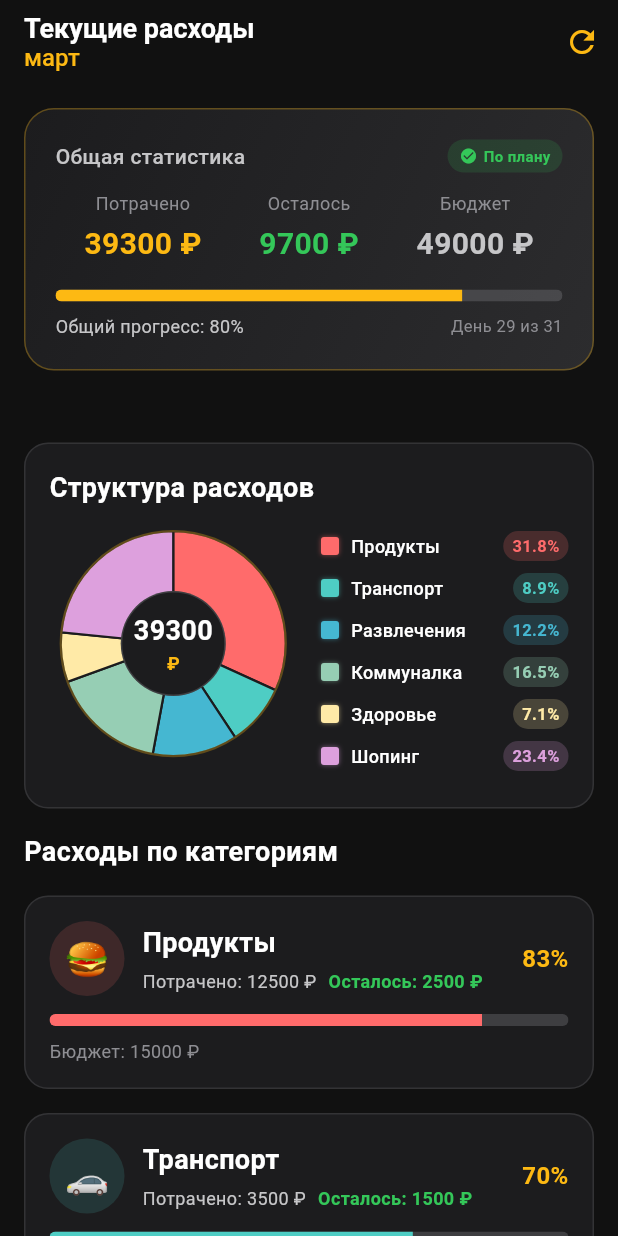
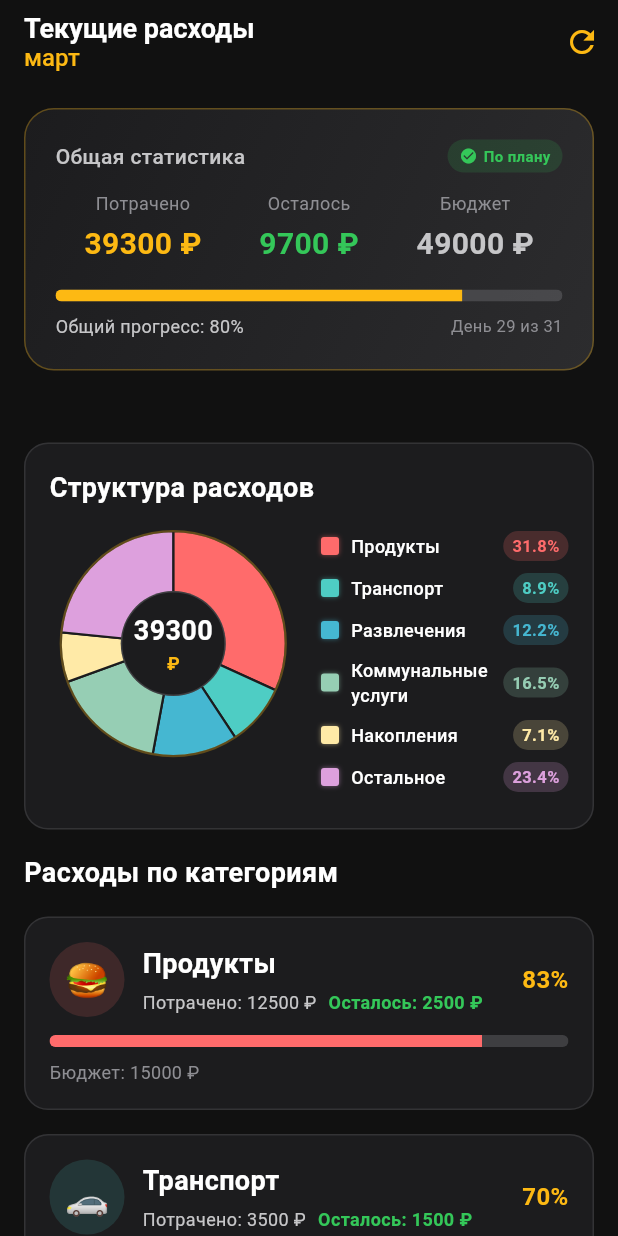
Before and after one commit to RimmaShumkova/finance_assistant, a Flutter app: the screen it shows after launch, on a phone screen of 412 x 824 dp. Run offline on Flutter 3.47's test engine with Material 3 defaults, Android fonts, the phone set to English and light mode, and no system bars.

Commit message:
fix: expenses screen

```diff
--- a/lib/screens/expenses_screen.dart
+++ b/lib/screens/expenses_screen.dart
@@ -165,9 +165,6 @@ class _ExpensesScreenState extends State<ExpensesScreen> {
   Widget _buildActionButtons() {
   return Padding(
     padding: const EdgeInsets.symmetric(horizontal: 16),
-      child: Row(
-        children: [
-          Expanded(
     child: ElevatedButton(
       onPressed: _onEditPressed,
       style: ElevatedButton.styleFrom(
@@ -197,38 +194,6 @@ class _ExpensesScreenState extends State<ExpensesScreen> {
           ),
         ],
       ),
-            ),
-          ),
-          const SizedBox(width: 12),
-          Expanded(
-            child: ElevatedButton(
-              onPressed: _onSavingsPressed,
-              style: ElevatedButton.styleFrom(
-                backgroundColor: AppTheme.yellow,
-                foregroundColor: Colors.black,
-                elevation: 0,
-                shape: RoundedRectangleBorder(
-                  borderRadius: BorderRadius.circular(12),
-                ),
-                padding: const EdgeInsets.symmetric(vertical: 14),
-              ),
-              child: Row(
-                mainAxisAlignment: MainAxisAlignment.center,
-                children: const [
-                  Icon(Icons.savings, size: 18),
-                  SizedBox(width: 8),
-                  Text(
-                    'Накопления',
-                    style: TextStyle(
-                      fontSize: 14,
-                      fontWeight: FontWeight.w600,
-                    ),
-                  ),
-                ],
-              ),
-            ),
-          ),
-        ],
     ),
   );
 }
--- a/lib/services/api_service.dart
+++ b/lib/services/api_service.dart
@@ -56,7 +56,7 @@ class ApiService {
       ),
       ExpenseCategory(
         id: '4',
-        name: 'Коммуналка',
+        name: 'Коммунальные услуги',
         icon: '💡',
         color: 0xFF96CEB4,
         spent: 6500,
@@ -65,8 +65,8 @@ class ApiService {
       ),
       ExpenseCategory(
         id: '5',
-        name: 'Здоровье',
-        icon: '💊',
+        name: 'Накопления',
+        icon: '🏦',
         color: 0xFFFFEAA7,
         spent: 2800,
         budget: 4000,
@@ -74,8 +74,8 @@ class ApiService {
       ),
       ExpenseCategory(
         id: '6',
-        name: 'Шопинг',
-        icon: '🛍️',
+        name: 'Остальное',
+        icon: '📦',
         color: 0xFFDDA0DD,
         spent: 9200,
         budget: 10000,
```
Lines whose indentation alone changed are shown as unchanged.
